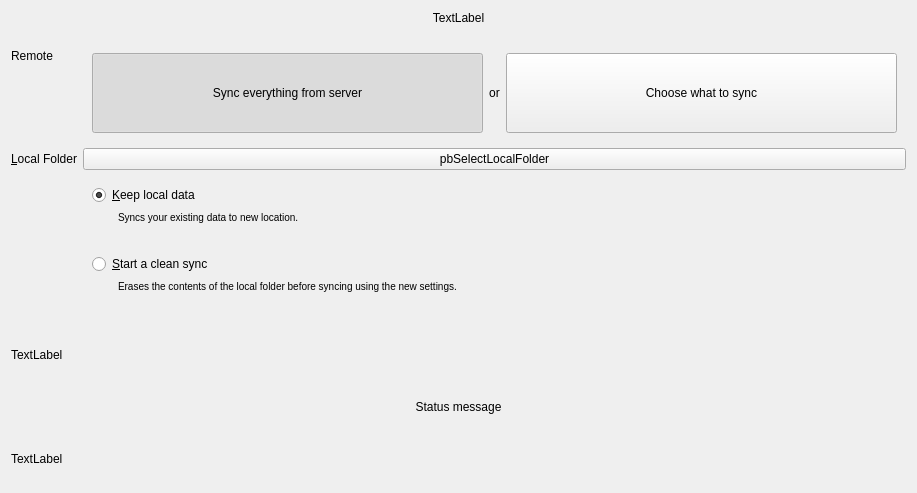
The window that src/wizard/owncloudadvancedsetuppage.ui (GrossLukas/client) describes before a commit, drawn with Qt 5.
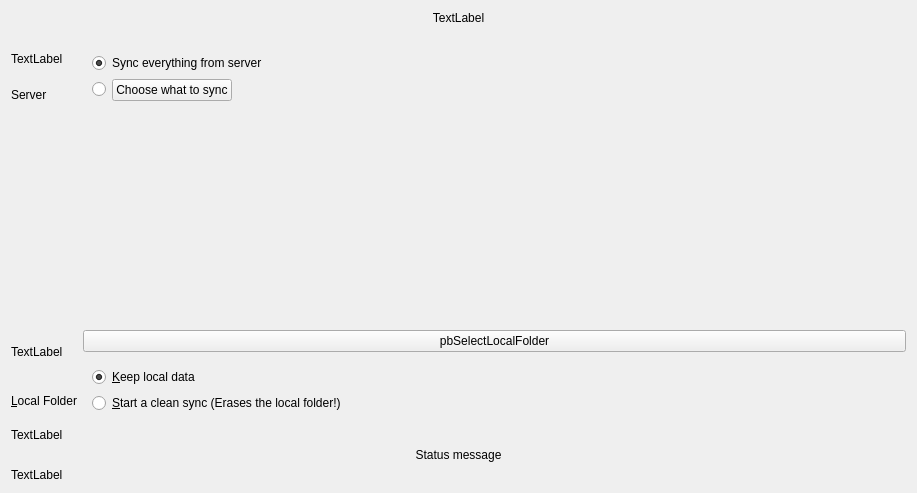
The same window after the commit.

Commit message: Wizard:  new layout

The edit to the form file:
```diff
--- a/src/wizard/owncloudadvancedsetuppage.ui
+++ b/src/wizard/owncloudadvancedsetuppage.ui
@@ -19,7 +19,7 @@
   <property name="windowTitle">
    <string>Form</string>
   </property>
-  <layout class="QVBoxLayout" name="verticalLayout">
+  <layout class="QVBoxLayout" name="verticalLayout_4">
    <item>
     <widget class="QLabel" name="topLabel">
      <property name="sizePolicy">
@@ -56,27 +56,86 @@
     </spacer>
    </item>
    <item>
-    <layout class="QFormLayout" name="advancedBox">
-     <property name="fieldGrowthPolicy">
-      <enum>QFormLayout::AllNonFixedFieldsGrow</enum>
-     </property>
-     <item row="1" column="0">
-      <widget class="QLabel" name="label">
-       <property name="sizePolicy">
-        <sizepolicy hsizetype="Minimum" vsizetype="Preferred">
-         <horstretch>0</horstretch>
-         <verstretch>0</verstretch>
-        </sizepolicy>
-       </property>
-       <property name="text">
-        <string>&amp;Local Folder</string>
-       </property>
-       <property name="buddy">
-        <cstring>pbSelectLocalFolder</cstring>
-       </property>
+    <layout class="QGridLayout" name="gridLayout">
+     <item row="0" column="0">
+      <layout class="QVBoxLayout" name="verticalLayout_2">
+       <item>
+        <widget class="QLabel" name="lServerIcon">
+         <property name="text">
+          <string>TextLabel</string>
+         </property>
+        </widget>
+       </item>
+       <item>
+        <widget class="QLabel" name="lServer">
+         <property name="text">
+          <string>Server</string>
+         </property>
+        </widget>
+       </item>
+      </layout>
+     </item>
+     <item row="0" column="1">
+      <widget class="QWidget" name="widget" native="true">
+       <layout class="QVBoxLayout" name="verticalLayout">
+        <item>
+         <widget class="QRadioButton" name="rSyncEverything">
+          <property name="text">
+           <string>Sync everything from server</string>
+          </property>
+          <property name="checked">
+           <bool>true</bool>
+          </property>
+         </widget>
+        </item>
+        <item>
+         <layout class="QHBoxLayout" name="horizontalLayout">
+          <item>
+           <widget class="QRadioButton" name="rSelectiveSync">
+            <property name="text">
+             <string/>
+            </property>
+           </widget>
+          </item>
+          <item>
+           <widget class="QPushButton" name="bSelectiveSync">
+            <property name="text">
+             <string>Choose what to sync</string>
+            </property>
+           </widget>
+          </item>
+          <item>
+           <spacer name="horizontalSpacer">
+            <property name="orientation">
+             <enum>Qt::Horizontal</enum>
+            </property>
+            <property name="sizeHint" stdset="0">
+             <size>
+              <width>40</width>
+              <height>20</height>
+             </size>
+            </property>
+           </spacer>
+          </item>
+         </layout>
+        </item>
+       </layout>
       </widget>
      </item>
      <item row="1" column="1">
+      <spacer name="verticalSpacer">
+       <property name="orientation">
+        <enum>Qt::Vertical</enum>
+       </property>
+       <property name="sizeHint" stdset="0">
+        <size>
+         <width>20</width>
+         <height>40</height>
+        </size>
+       </property>
+      </spacer>
+     </item>
+     <item row="2" column="1">
       <widget class="QPushButton" name="pbSelectLocalFolder">
        <property name="sizePolicy">
         <sizepolicy hsizetype="MinimumExpanding" vsizetype="Fixed">
@@ -89,7 +148,7 @@
        </property>
       </widget>
      </item>
-     <item row="2" column="1">
+     <item row="3" column="1">
       <widget class="QWidget" name="resolutionWidget" native="true">
        <property name="sizePolicy">
         <sizepolicy hsizetype="Preferred" vsizetype="Fixed">
@@ -114,173 +173,48 @@
           </property>
          </widget>
         </item>
-        <item row="1" column="0">
-         <spacer name="horizontalSpacer_6">
-          <property name="orientation">
-           <enum>Qt::Horizontal</enum>
-          </property>
-          <property name="sizeType">
-           <enum>QSizePolicy::Fixed</enum>
-          </property>
-          <property name="sizeHint" stdset="0">
-           <size>
-            <width>20</width>
-            <height>20</height>
-           </size>
-          </property>
-         </spacer>
-        </item>
-        <item row="1" column="1">
-         <widget class="QLabel" name="label_6">
-          <property name="sizePolicy">
-           <sizepolicy hsizetype="Expanding" vsizetype="Expanding">
-            <horstretch>0</horstretch>
-            <verstretch>0</verstretch>
-           </sizepolicy>
-          </property>
-          <property name="text">
-           <string>&lt;small&gt;Syncs your existing data to new location.&lt;/small&gt;</string>
-          </property>
-          <property name="scaledContents">
-           <bool>false</bool>
-          </property>
-          <property name="alignment">
-           <set>Qt::AlignLeading|Qt::AlignLeft|Qt::AlignTop</set>
-          </property>
-          <property name="wordWrap">
-           <bool>true</bool>
-          </property>
-          <property name="indent">
-           <number>0</number>
-          </property>
-         </widget>
-        </item>
-        <item row="2" column="0" colspan="2">
+        <item row="1" column="0" colspan="2">
          <widget class="QRadioButton" name="cbSyncFromScratch">
           <property name="toolTip">
            <string>&lt;html&gt;&lt;head/&gt;&lt;body&gt;&lt;p&gt;If this box is checked, existing content in the local directory will be erased to start a clean sync from the server.&lt;/p&gt;&lt;p&gt;Do not check this if the local content should be uploaded to the servers directory.&lt;/p&gt;&lt;/body&gt;&lt;/html&gt;</string>
           </property>
           <property name="text">
-           <string>&amp;Start a clean sync</string>
+           <string>&amp;Start a clean sync (Erases the local folder!)</string>
           </property>
           <property name="checkable">
            <bool>true</bool>
           </property>
          </widget>
         </item>
-        <item row="3" column="0">
-         <spacer name="horizontalSpacer_5">
-          <property name="orientation">
-           <enum>Qt::Horizontal</enum>
-          </property>
-          <property name="sizeType">
-           <enum>QSizePolicy::Fixed</enum>
-          </property>
-          <property name="sizeHint" stdset="0">
-           <size>
-            <width>20</width>
-            <height>20</height>
-           </size>
-          </property>
-         </spacer>
-        </item>
-        <item row="3" column="1">
-         <widget class="QLabel" name="label_5">
-          <property name="sizePolicy">
-           <sizepolicy hsizetype="Expanding" vsizetype="Expanding">
-            <horstretch>0</horstretch>
-            <verstretch>0</verstretch>
-           </sizepolicy>
-          </property>
-          <property name="text">
-           <string>&lt;small&gt;Erases the contents of the local folder before syncing using the new settings.&lt;/small&gt;</string>
-          </property>
-          <property name="scaledContents">
-           <bool>false</bool>
-          </property>
-          <property name="alignment">
-           <set>Qt::AlignLeading|Qt::AlignLeft|Qt::AlignTop</set>
-          </property>
-          <property name="wordWrap">
-           <bool>true</bool>
-          </property>
-          <property name="indent">
-           <number>0</number>
-          </property>
-         </widget>
-        </item>
        </layout>
       </widget>
      </item>
-     <item row="0" column="1">
-      <widget class="QWidget" name="widget" native="true">
-       <layout class="QGridLayout" name="gridLayout">
-        <item row="0" column="1">
-         <widget class="QLabel" name="label_3">
-          <property name="text">
-           <string>or</string>
-          </property>
-          <property name="alignment">
-           <set>Qt::AlignCenter</set>
-          </property>
-         </widget>
-        </item>
-        <item row="0" column="2">
-         <widget class="QToolButton" name="tbSelectiveSync">
-          <property name="sizePolicy">
-           <sizepolicy hsizetype="Expanding" vsizetype="Fixed">
-            <horstretch>0</horstretch>
-            <verstretch>0</verstretch>
-           </sizepolicy>
-          </property>
-          <property name="minimumSize">
-           <size>
-            <width>160</width>
-            <height>80</height>
-           </size>
-          </property>
-          <property name="text">
-           <string>Choose what to sync</string>
-          </property>
-          <property name="checkable">
-           <bool>true</bool>
-          </property>
-         </widget>
-        </item>
-        <item row="0" column="0">
-         <widget class="QToolButton" name="tbSyncEverything">
-          <property name="sizePolicy">
-           <sizepolicy hsizetype="Expanding" vsizetype="Preferred">
-            <horstretch>0</horstretch>
-            <verstretch>0</verstretch>
-           </sizepolicy>
-          </property>
-          <property name="minimumSize">
-           <size>
-            <width>160</width>
-            <height>80</height>
-           </size>
-          </property>
-          <property name="text">
-           <string>Sync everything from server</string>
-          </property>
-          <property name="checkable">
-           <bool>true</bool>
-          </property>
-          <property name="checked">
-           <bool>true</bool>
-          </property>
-         </widget>
-        </item>
-       </layout>
-      </widget>
-     </item>
-     <item row="0" column="0">
-      <widget class="QLabel" name="label_2">
-       <property name="text">
-        <string>Remote</string>
-       </property>
-      </widget>
+     <item row="2" column="0" rowspan="2">
+      <layout class="QVBoxLayout" name="verticalLayout_3">
+       <item>
+        <widget class="QLabel" name="lLocalIcon">
+         <property name="text">
+          <string>TextLabel</string>
+         </property>
+        </widget>
+       </item>
+       <item>
+        <widget class="QLabel" name="lLocal">
+         <property name="sizePolicy">
+          <sizepolicy hsizetype="Minimum" vsizetype="Preferred">
+           <horstretch>0</horstretch>
+           <verstretch>0</verstretch>
+          </sizepolicy>
+         </property>
+         <property name="text">
+          <string>&amp;Local Folder</string>
+         </property>
+         <property name="buddy">
+          <cstring>pbSelectLocalFolder</cstring>
+         </property>
+        </widget>
+       </item>
+      </layout>
      </item>
     </layout>
    </item>
```
The commit also changes 3 other files.
